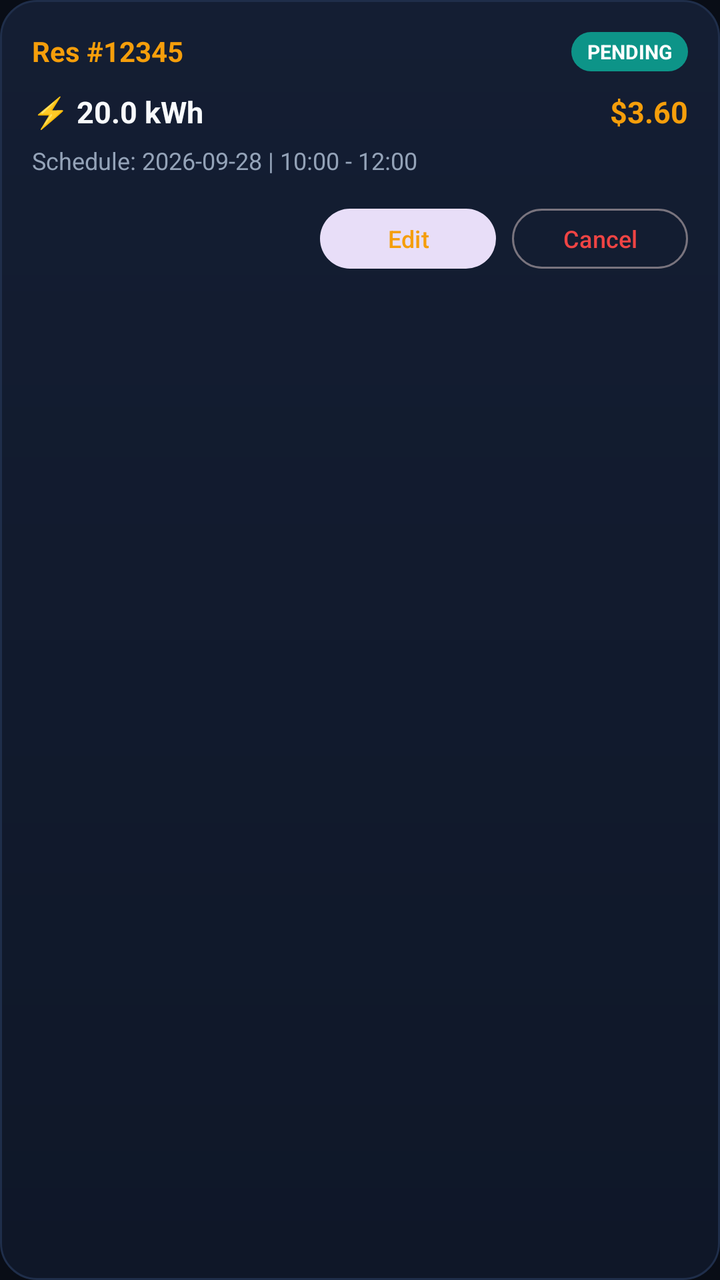
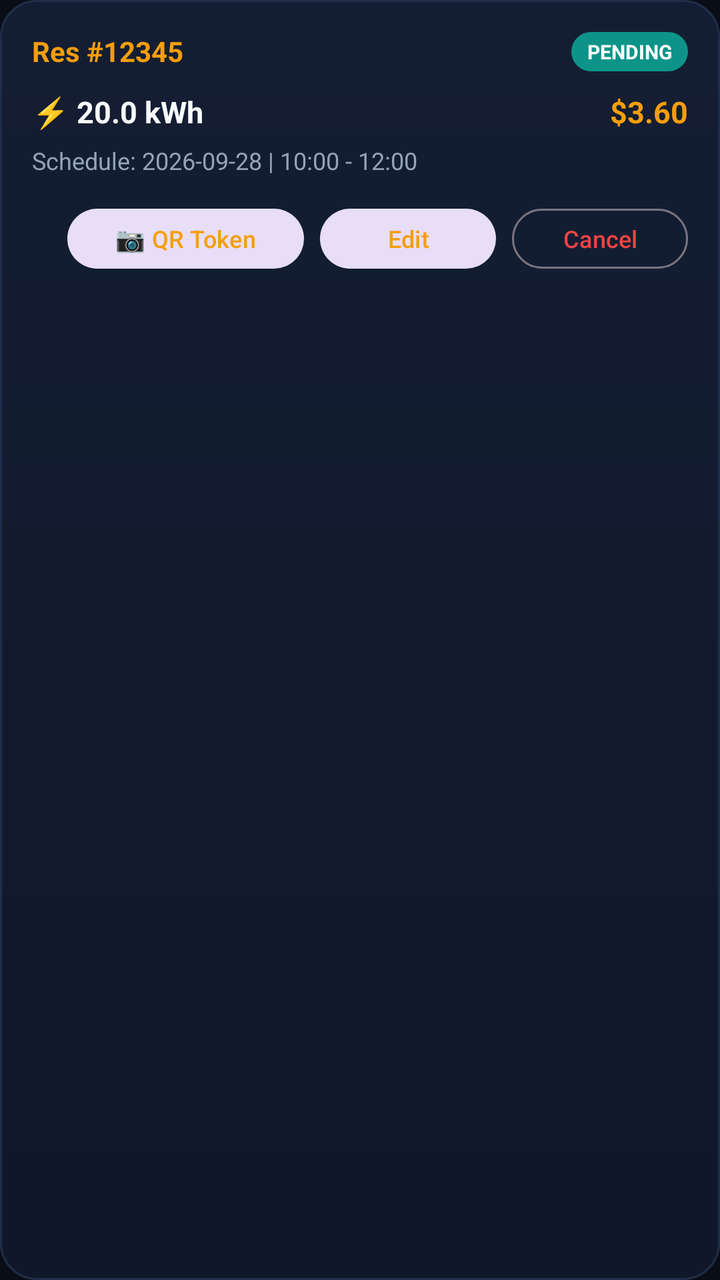

Two renders of the same Android screen: before a commit and after it. Below are the layout's source before the change and the commit's diff.
<!-- AndroidManifest.xml: application theme Theme.SmartSolarMicrogrid -->
<!-- res/layout/item_reservation.xml -->
<?xml version="1.0" encoding="utf-8"?>
<LinearLayout xmlns:android="http://schemas.android.com/apk/res/android"
    android:layout_width="match_parent"
    android:layout_height="wrap_content"
    android:layout_marginHorizontal="16dp"
    android:layout_marginVertical="8dp"
    android:background="@drawable/card_bg"
    android:orientation="vertical"
    android:padding="16dp">

    <RelativeLayout
        android:layout_width="match_parent"
        android:layout_height="wrap_content">

        <TextView
            android:id="@+id/tvResId"
            android:layout_width="wrap_content"
            android:layout_height="wrap_content"
            android:text="Res #12345"
            android:textColor="@color/accent"
            android:textSize="14sp"
            android:textStyle="bold" />

        <TextView
            android:id="@+id/tvResStatus"
            android:layout_width="wrap_content"
            android:layout_height="wrap_content"
            android:layout_alignParentEnd="true"
            android:background="@drawable/rounded_button"
            android:paddingHorizontal="8dp"
            android:paddingVertical="3dp"
            android:text="PENDING"
            android:textColor="@color/white"
            android:textSize="10sp"
            android:textStyle="bold" />
    </RelativeLayout>

    <LinearLayout
        android:layout_width="match_parent"
        android:layout_height="wrap_content"
        android:layout_marginTop="10dp"
        android:orientation="horizontal">

        <TextView
            android:id="@+id/tvEnergy"
            android:layout_width="0dp"
            android:layout_height="wrap_content"
            android:layout_weight="1"
            android:text="⚡ 20.0 kWh"
            android:textColor="@color/text_primary"
            android:textSize="15sp"
            android:textStyle="bold" />

        <TextView
            android:id="@+id/tvTotalPrice"
            android:layout_width="wrap_content"
            android:layout_height="wrap_content"
            android:text="$3.60"
            android:textColor="@color/solar_gold"
            android:textSize="15sp"
            android:textStyle="bold" />
    </LinearLayout>

    <TextView
        android:id="@+id/tvDateSchedule"
        android:layout_width="wrap_content"
        android:layout_height="wrap_content"
        android:layout_marginTop="6dp"
        android:text="Schedule: 2026-09-28 | 10:00 - 12:00"
        android:textColor="@color/text_secondary"
        android:textSize="12sp" />

    <LinearLayout
        android:layout_width="match_parent"
        android:layout_height="wrap_content"
        android:layout_marginTop="12dp"
        android:gravity="end"
        android:orientation="horizontal">

        <Button
            android:id="@+id/btnEditReservation"
            style="@style/Widget.Material3.Button.TonalButton"
            android:layout_width="wrap_content"
            android:layout_height="38dp"
            android:text="Edit"
            android:textAllCaps="false"
            android:textColor="@color/accent"
            android:textSize="12sp" />

        <Button
            android:id="@+id/btnCancelReservation"
            style="@style/Widget.Material3.Button.OutlinedButton"
            android:layout_width="wrap_content"
            android:layout_height="38dp"
            android:layout_marginStart="8dp"
            android:text="Cancel"
            android:textAllCaps="false"
            android:textColor="@color/danger"
            android:textSize="12sp" />
    </LinearLayout>

</LinearLayout>
<!-- resources referenced by this layout -->
<resources>
  <color name="accent">#F59E0B</color>
  <color name="danger">#EF4444</color>
  <color name="solar_gold">#F59E0B</color>
  <color name="text_primary">#F8FAFC</color>
  <color name="text_secondary">#94A3B8</color>
  <color name="white">#FFFFFF</color>
  <!-- drawable card_bg (drawable) -->
  <?xml version="1.0" encoding="utf-8"?>
  <shape xmlns:android="http://schemas.android.com/apk/res/android"
      android:shape="rectangle">
      <corners android:radius="18dp" />
      <gradient
          android:angle="270"
          android:startColor="#141E33"
          android:endColor="#0F1728"
          android:type="linear" />
      <stroke
          android:width="1dp"
          android:color="@color/card_border" />
  </shape>
  <!-- drawable rounded_button (drawable) -->
  <?xml version="1.0" encoding="utf-8"?>
  
  <shape xmlns:android="http://schemas.android.com/apk/res/android"
      android:shape="rectangle">
      <corners android:radius="12dp" />
      <solid android:color="@color/primary" />
  </shape>
  <style name="Theme.SmartSolarMicrogrid" parent="Theme.Material3.DayNight.NoActionBar">
          <item name="colorPrimary">@color/primary</item>
          <item name="colorOnPrimary">@color/white</item>
          <item name="colorSecondary">@color/accent</item>
          <item name="android:statusBarColor">@color/background_dark</item>
          <item name="android:navigationBarColor">@color/background_darker</item>
          <item name="android:windowBackground">@color/background_dark</item>
      </style>
  <color name="card_border">#1F2E4A</color>
  <color name="primary">#0D9488</color>
  <color name="background_dark">#090D16</color>
  <color name="background_darker">#06080F</color>
</resources>

<!-- the commit's change to res/layout/item_reservation.xml (unified diff, before → after) -->
@@ -78,6 +78,17 @@
         android:orientation="horizontal">
 
         <Button
+            android:id="@+id/btnViewQrToken"
+            style="@style/Widget.Material3.Button.TonalButton"
+            android:layout_width="wrap_content"
+            android:layout_height="38dp"
+            android:layout_marginEnd="8dp"
+            android:text="📷 QR Token"
+            android:textAllCaps="false"
+            android:textColor="@color/accent"
+            android:textSize="12sp" />
+
+        <Button
             android:id="@+id/btnEditReservation"
             style="@style/Widget.Material3.Button.TonalButton"
             android:layout_width="wrap_content"
